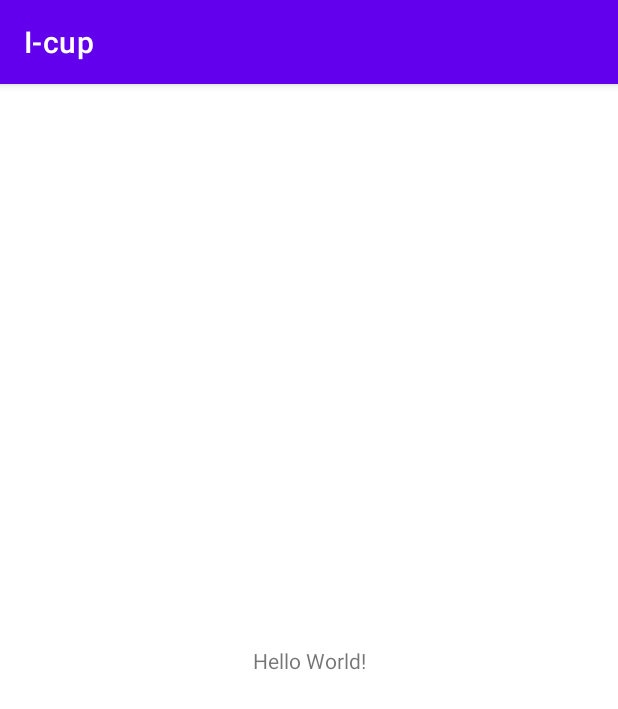
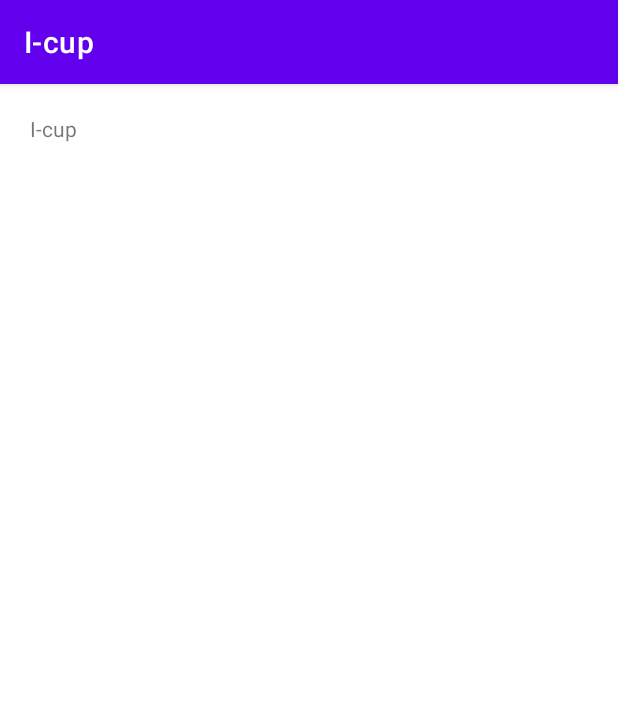
Before and after one commit to I-Cup/I-cup, an Android app: the screen it shows after launch (MainActivity), on a phone screen of 412 x 824 dp. Shown: the top 709 px of the screen. Run offline under Robolectric (Android 15) with nearby library versions, the phone set to English and light mode, and no system bars.

Commit message:
creation fonts/styles

```diff
--- a/app/src/main/res/layout/activity_main.xml
+++ b/app/src/main/res/layout/activity_main.xml
@@ -7,12 +7,27 @@
     tools:context=".MainActivity">
 
     <TextView
+
         android:layout_width="wrap_content"
         android:layout_height="wrap_content"
-        android:text="Hello World!"
-        app:layout_constraintBottom_toBottomOf="parent"
-        app:layout_constraintLeft_toLeftOf="parent"
-        app:layout_constraintRight_toRightOf="parent"
-        app:layout_constraintTop_toTopOf="parent" />
+        android:text="@string/app_name"
+        app:layout_constraintStart_toStartOf="parent"
+        app:layout_constraintTop_toTopOf="parent"
+        android:layout_marginStart="@dimen/default_margin"
+        android:layout_marginTop="@dimen/default_margin"
+
+
+        />
+
+    <View
+
+        app:layout_constraintEnd_toEndOf="parent"
+        app:layout_constraintStart_toStartOf="parent"
+        app:layout_constraintTop_toTopOf="parent"
+        android:layout_width="match_parent"
+        android:layout_height="match_parent"
+        android:color="@color/background_color"
+        />
+
 
 </androidx.constraintlayout.widget.ConstraintLayout>
--- /dev/null
+++ b/app/src/main/res/values/dimen.xml
@@ -0,0 +1,5 @@
+<?xml version="1.0" encoding="utf-8"?>
+<resources>
+    <dimen name="default_margin">20dp</dimen>
+
+</resources>
--- /dev/null
+++ b/app/src/main/res/values/style.xml
@@ -0,0 +1,6 @@
+<?xml version="1.0" encoding="utf-8"?>
+<resources>
+    <style name="app_theme">
+
+    </style>
+</resources>
```
Also changed, not shown: app/src/main/res/font/bebas.otf (added).
